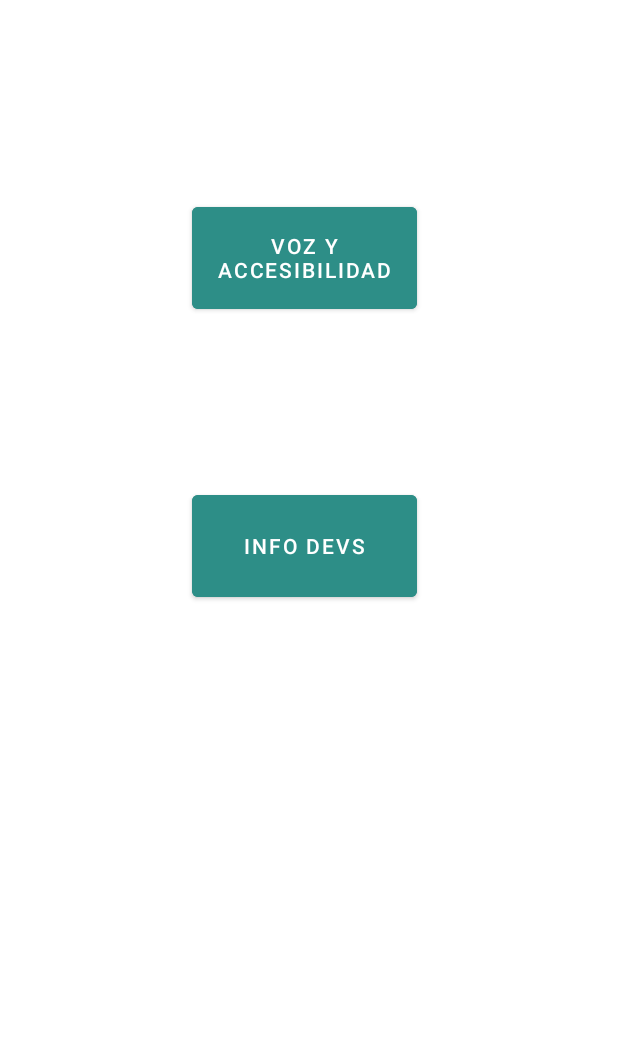
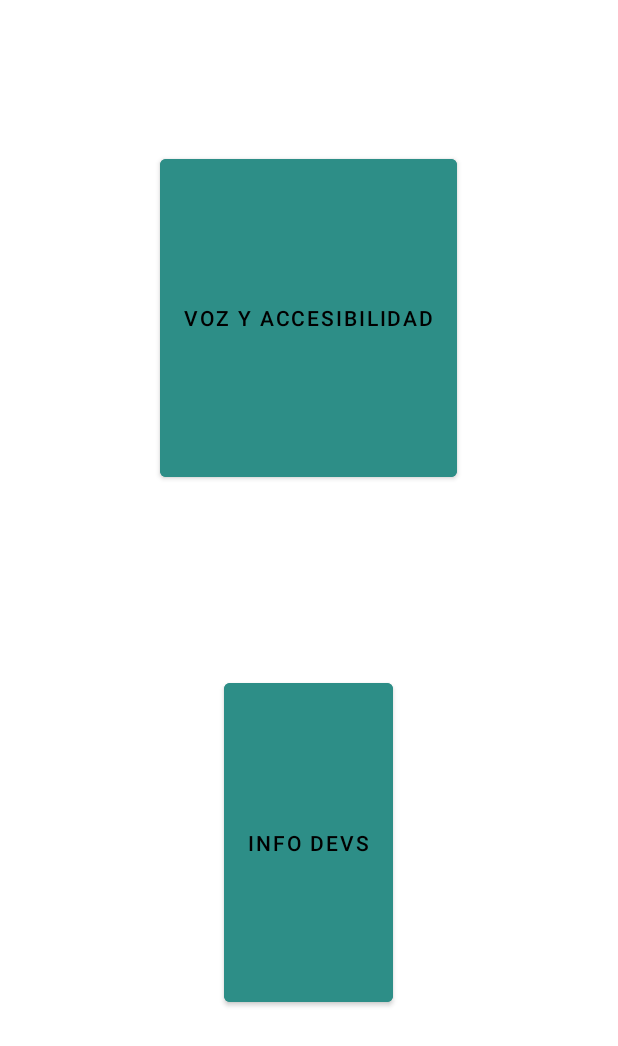
Before and after one commit to jnardosp/UnalMaps, an Android app: the layout configtab.xml on its own in the app's theme, with its tools: preview values and no code run, on a phone screen of 412 x 824 dp. Shown: the top 1046 px of the screen. Run offline under Robolectric (Android 15) with nearby library versions, the phone set to English and light mode, and no system bars.

Commit message:
Commit 15 07/11 version, Organization of files in Model, ViewModel and View, correct organization of buttons in configTab, concept organization of infoTab, creation of sqlDB for DB manipulation. autor: jsotop

```diff
--- a/app/src/main/AndroidManifest.xml
+++ b/app/src/main/AndroidManifest.xml
@@ -14,7 +14,7 @@
         android:theme="@style/Theme.UnalMaps"
         tools:targetApi="31">
         <activity
-            android:name=".MainActivity"
+            android:name=".ViewModel.MainActivity"
             android:exported="true"
             android:label="@string/app_name"
             android:theme="@style/Theme.UnalMaps.NoActionBar">
--- /dev/null
+++ b/app/src/main/java/com/poo/unalmaps/Model/sqlDB.java
@@ -0,0 +1,5 @@
+package com.poo.unalmaps.Model;
+
+public class sqlDB {
+
+}
--- a/app/src/main/java/com/poo/unalmaps/Place.java
+++ b/app/src/main/java/com/poo/unalmaps/ViewModel/Place.java
@@ -1,4 +1,4 @@
-package com.poo.unalmaps;
+package com.poo.unalmaps.ViewModel;
 
 import java.util.List;
 
--- a/app/src/main/java/com/poo/unalmaps/Point.java
+++ b/app/src/main/java/com/poo/unalmaps/ViewModel/Point.java
@@ -1,4 +1,4 @@
-package com.poo.unalmaps;
+package com.poo.unalmaps.ViewModel;
 
 //Made by N0chez
 public class Point {
--- a/app/src/main/res/layout/activity_main.xml
+++ b/app/src/main/res/layout/activity_main.xml
@@ -4,7 +4,7 @@
     xmlns:tools="http://schemas.android.com/tools"
     android:layout_width="match_parent"
     android:layout_height="match_parent"
-    tools:context=".MainActivity">
+    tools:context=".ViewModel.MainActivity">
 
     <com.google.android.material.appbar.AppBarLayout
         android:layout_width="match_parent"
--- a/app/src/main/res/layout/configtab.xml
+++ b/app/src/main/res/layout/configtab.xml
@@ -5,25 +5,42 @@
     android:layout_width="match_parent"
     android:layout_height="match_parent">
 
+    <LinearLayout
+        android:id="@+id/configLinearLayout"
+        android:layout_width="match_parent"
+        android:layout_height="match_parent"
+        android:gravity="center"
+        android:orientation="vertical" >
+
+        <Space
+            android:layout_width="0dp"
+            android:layout_height="100dp" />
+
         <Button
             android:id="@+id/accessButton"
-        android:layout_width="150dp"
-        android:layout_height="80dp"
-        android:layout_marginStart="128dp"
-        android:layout_marginTop="132dp"
+            android:layout_width="wrap_content"
+            android:layout_height="0dp"
+            android:layout_weight="1"
             android:backgroundTint="@color/lightTealGreen"
             android:text="@string/accessButtonTxt"
-        app:layout_constraintStart_toStartOf="parent"
-        app:layout_constraintTop_toTopOf="parent" />
+            android:textColor="#000000" />
+
+        <Space
+            android:layout_width="0dp"
+            android:layout_height="125dp" />
 
         <Button
             android:id="@+id/infoDevsButton"
-        android:layout_width="150dp"
-        android:layout_height="80dp"
-        android:layout_marginStart="128dp"
-        android:layout_marginTop="324dp"
+            android:layout_width="wrap_content"
+            android:layout_height="0dp"
+            android:layout_weight="1"
             android:backgroundTint="@color/lightTealGreen"
             android:text="@string/infoDevsButton"
-        app:layout_constraintStart_toStartOf="parent"
-        app:layout_constraintTop_toTopOf="parent" />
+            android:textColor="#000000" />
+
+        <Space
+            android:layout_width="0dp"
+            android:layout_height="150dp" />
+
+    </LinearLayout>
 </androidx.constraintlayout.widget.ConstraintLayout>
--- a/app/src/main/res/values/strings.xml
+++ b/app/src/main/res/values/strings.xml
@@ -5,7 +5,7 @@
     <string name="tabText2">Ubícame</string>
     <string name="tab_text_3">Guíame</string>
     <string name="tabText4">Config</string>
-    <string name="locateText">Botón ubícame</string>
+    <string name="locateText">Ubícame</string>
     <string name="accessButtonTxt">Voz y Accesibilidad</string>
     <string name="infoDevsButton">Info Devs</string>
 </resources>
```
Also changed, not shown: app/src/main/java/com/poo/unalmaps/ViewModel/MainActivity.java (renamed from app/src/main/java/com/poo/unalmaps/MainActivity.java, +9 -13 lines), app/src/main/java/com/poo/unalmaps/ui/main/ConfigTabFrag.java (deleted, +0 -20 lines), app/src/main/java/com/poo/unalmaps/ui/main/GuideMeTabFrag.java (deleted, +0 -49 lines), app/src/main/java/com/poo/unalmaps/ui/main/InfoTabFrag.java (deleted, +0 -26 lines), app/src/main/java/com/poo/unalmaps/ui/main/LocateMeTabFrag.java (deleted, +0 -55 lines), app/src/main/java/com/poo/unalmaps/ui/main/PageViewModel.java (deleted, +0 -26 lines), app/src/main/java/com/poo/unalmaps/ui/main/SectionsPagerAdapter.java (deleted, +0 -62 lines), app/src/main/res/layout/infotab.xml (+22 -8 lines). Lines whose indentation alone changed are shown as unchanged.
